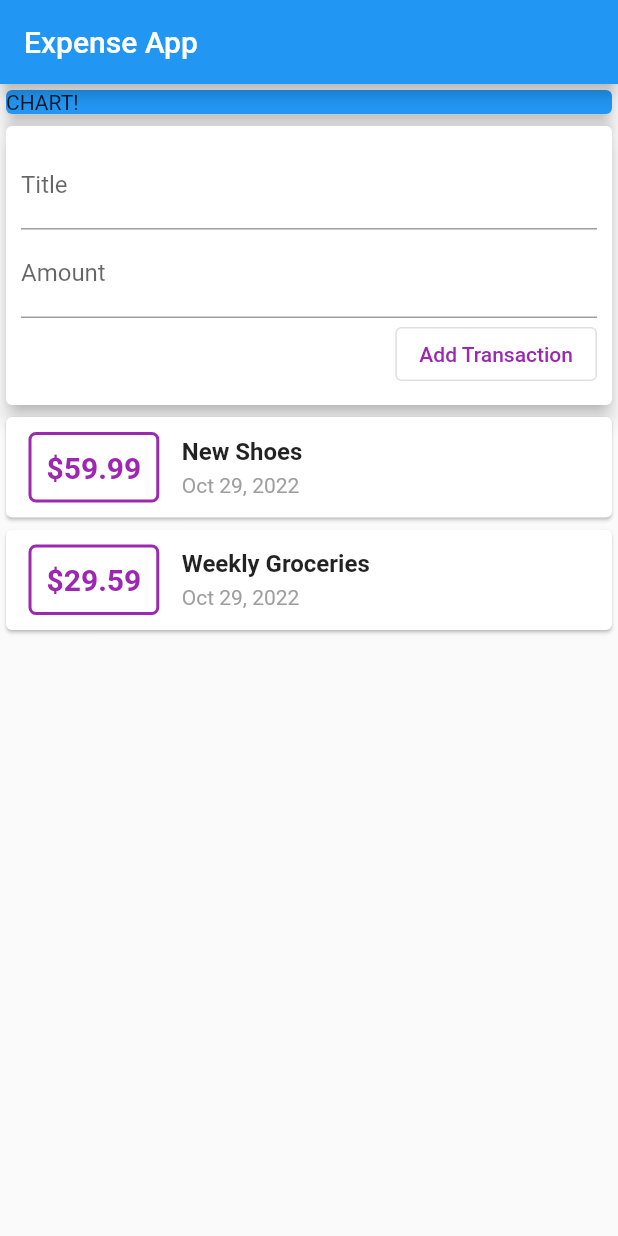
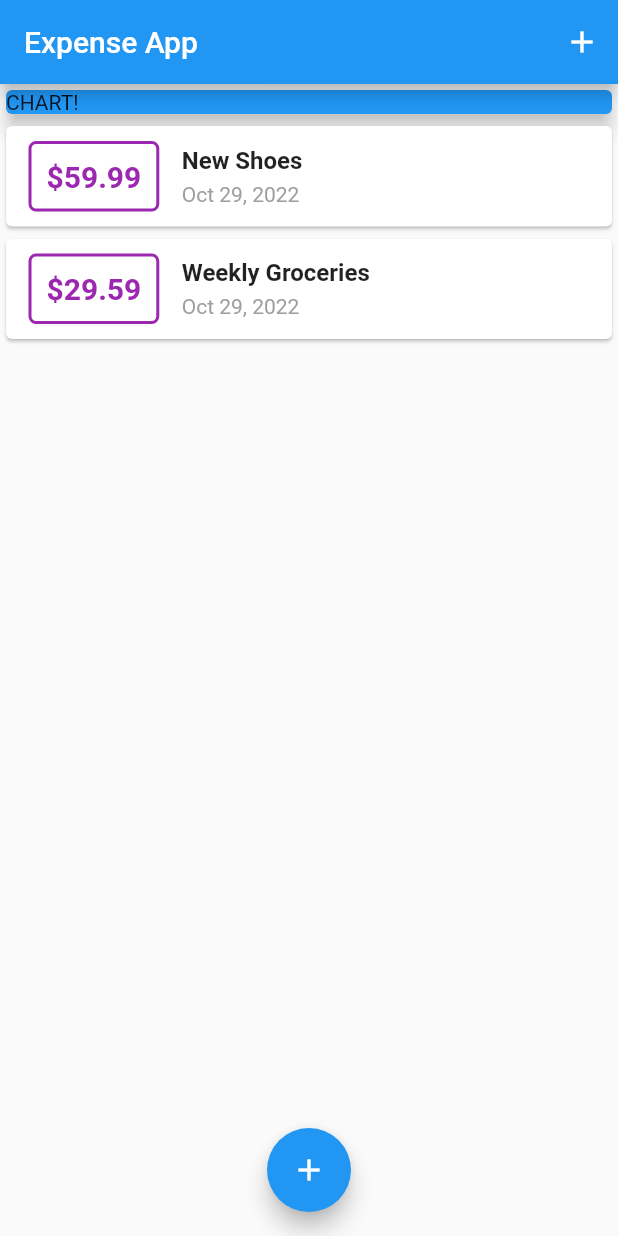
Before and after one commit to suleymanoner/expense_app, a Flutter app: the screen it shows after launch, on a phone screen of 412 x 824 dp. Run offline on Flutter 3.47's test engine with Material 2 defaults, Android fonts, the phone set to English and light mode, and no system bars.

Commit message:
widgets made stateful and some fixes done

```diff
--- a/lib/main.dart
+++ b/lib/main.dart
@@ -1,5 +1,7 @@
-import './widgets/user_transactions.dart';
+import './widgets/new_transaction.dart';
 import 'package:flutter/material.dart';
+import 'models/transaction.dart';
+import './widgets/transaction_list.dart';
 
 void main() {
   runApp(MyApp());
@@ -10,6 +12,7 @@ class MyApp extends StatelessWidget {
   Widget build(BuildContext context) {
     return MaterialApp(
       title: 'Expense App',
+      debugShowCheckedModeBanner: false,
       theme: ThemeData(
         primarySwatch: Colors.blue,
       ),
@@ -18,15 +21,60 @@ class MyApp extends StatelessWidget {
   }
 }
 
-class MyHomePage extends StatelessWidget {
-  final titleController = TextEditingController();
-  final amountController = TextEditingController();
+class MyHomePage extends StatefulWidget {
+  @override
+  State<MyHomePage> createState() => _MyHomePageState();
+}
+
+class _MyHomePageState extends State<MyHomePage> {
+  final List<Transaction> _userTransactions = [
+    Transaction(
+      id: 't1',
+      title: 'New Shoes',
+      amount: 59.99,
+      date: DateTime.now(),
+    ),
+    Transaction(
+        id: 't2',
+        title: 'Weekly Groceries ',
+        amount: 29.59,
+        date: DateTime.now()),
+  ];
+
+  void _addNewTransaction(String title, double amount) {
+    final newTransaction = Transaction(
+      id: DateTime.now().toString(),
+      title: title,
+      amount: amount,
+      date: DateTime.now(),
+    );
+
+    setState(() {
+      _userTransactions.add(newTransaction);
+    });
+  }
+
+  void openAddNewTransaction(BuildContext ctx) {
+    showModalBottomSheet(
+        context: ctx,
+        builder: (_) {
+          return NewTransaction(_addNewTransaction);
+        });
+  }
 
   @override
   Widget build(BuildContext context) {
     return Scaffold(
       appBar: AppBar(
         title: Text('Expense App'),
+        actions: [
+          IconButton(
+            onPressed: () {
+              openAddNewTransaction(context);
+            },
+            icon: Icon(Icons.add),
+          )
+        ],
       ),
       body: SingleChildScrollView(
         child: Column(
@@ -40,10 +88,17 @@ class MyHomePage extends StatelessWidget {
               ),
               elevation: 5,
             ),
-            UserTransactions(),
+            TransactionList(_userTransactions),
           ],
         ),
       ),
+      floatingActionButton: FloatingActionButton(
+        child: Icon(Icons.add),
+        onPressed: () {
+          openAddNewTransaction(context);
+        },
+      ),
+      floatingActionButtonLocation: FloatingActionButtonLocation.centerFloat,
     );
   }
 }
--- a/lib/widgets/user_transactions.dart
+++ /dev/null
@@ -1,50 +0,0 @@
-import 'package:flutter/material.dart';
-import '../models/transaction.dart';
-import './new_transaction.dart';
-import './transaction_list.dart';
-
-class UserTransactions extends StatefulWidget {
-  const UserTransactions({Key key}) : super(key: key);
-
-  @override
-  State<UserTransactions> createState() => _UserTransactionsState();
-}
-
-class _UserTransactionsState extends State<UserTransactions> {
-  final List<Transaction> _userTransactions = [
-    Transaction(
-      id: 't1',
-      title: 'New Shoes',
-      amount: 59.99,
-      date: DateTime.now(),
-    ),
-    Transaction(
-        id: 't2',
-        title: 'Weekly Groceries ',
-        amount: 29.59,
-        date: DateTime.now()),
-  ];
-
-  void _addNewTransaction(String title, double amount) {
-    final newTransaction = Transaction(
-      id: DateTime.now().toString(),
-      title: title,
-      amount: amount,
-      date: DateTime.now(),
-    );
-
-    setState(() {
-      _userTransactions.add(newTransaction);
-    });
-  }
-
-  @override
-  Widget build(BuildContext context) {
-    return Column(
-      children: [
-        NewTransaction(_addNewTransaction),
-        TransactionList(_userTransactions),
-      ],
-    );
-  }
-}
```
Also changed, not shown: lib/widgets/new_transaction.dart (+17 -4 lines).
